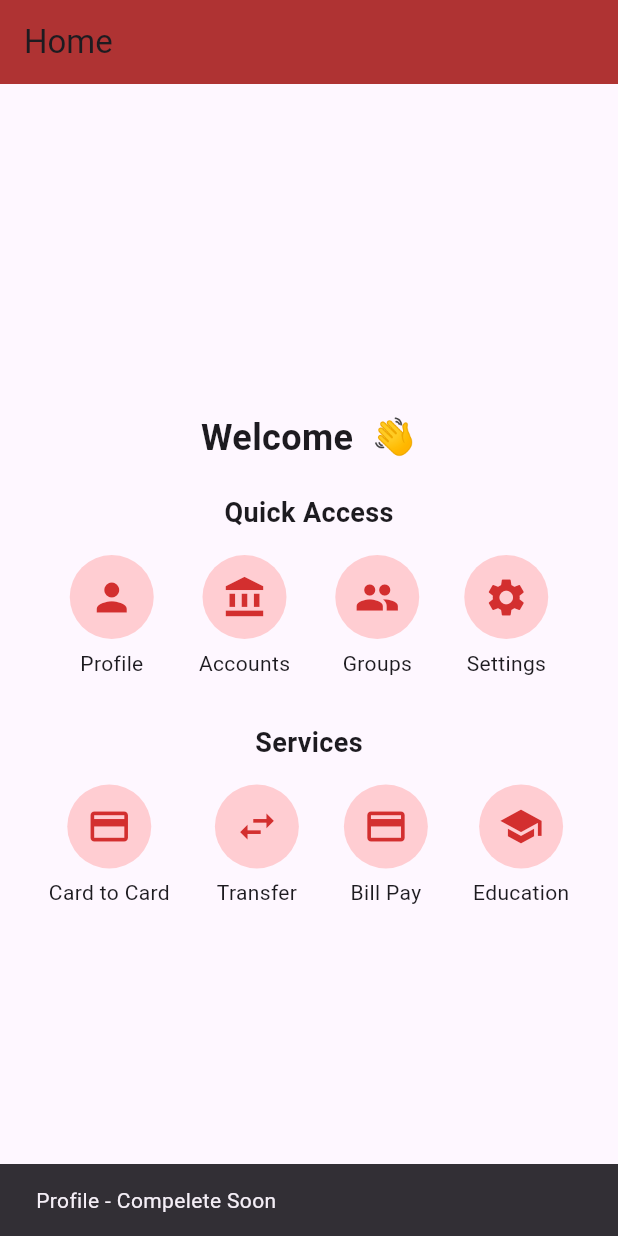
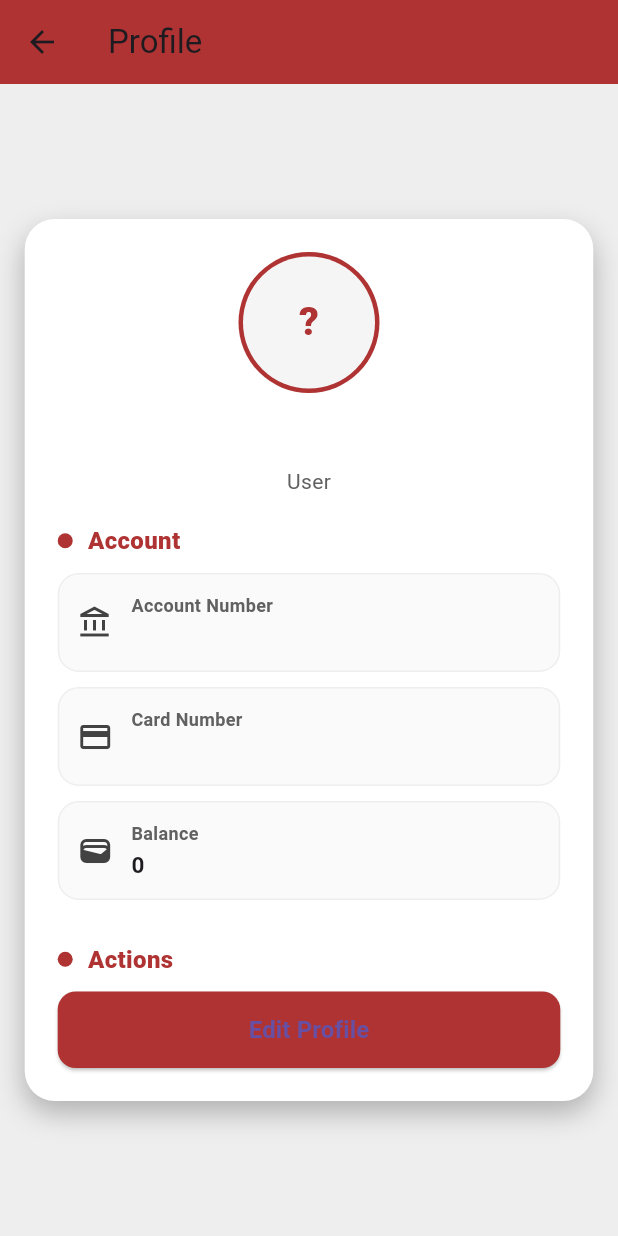
Before and after one commit to Asadipour84/AdvancedProgramming-Project-Flutter, a Flutter app: the HomePage screen opened directly with empty values, after a tap on "Profile", on a phone screen of 412 x 824 dp. Run offline on Flutter 3.47's test engine with Material 3 defaults, Android fonts, the phone set to English and light mode, and no system bars.

Commit message:
feat: introducing profile page

```diff
--- /dev/null
+++ b/lib/Profile_page.dart
@@ -0,0 +1,255 @@
+import 'package:flutter/material.dart';
+import 'Account_Icon.dart';
+
+class ProfilePage extends StatelessWidget {
+  final String userName;
+  final String? nationalCode;
+  final Account account;
+
+  const ProfilePage({
+    super.key,
+    required this.userName,
+    required this.account,
+    this.nationalCode,
+  });
+
+  static const Color kAccent = Color.fromARGB(255, 175, 51, 51);
+
+  @override
+  Widget build(BuildContext context) {
+    final size = MediaQuery.of(context).size;
+    final cardWidth = size.width * 0.92;
+
+    return Scaffold(
+      backgroundColor: Colors.grey[200],
+      appBar: AppBar(
+        title: const Text('Profile'),
+        backgroundColor: kAccent,
+      ),
+      body: Center(
+        child: SingleChildScrollView(
+          padding: const EdgeInsets.symmetric(vertical: 16),
+          child: ConstrainedBox(
+            constraints: const BoxConstraints(maxWidth: 420),
+            child: Container(
+              width: cardWidth,
+              padding: const EdgeInsets.all(22),
+              decoration: BoxDecoration(
+                color: Colors.white,
+                borderRadius: BorderRadius.circular(20),
+                boxShadow: const [
+                  BoxShadow(
+                    color: Colors.black26,
+                    blurRadius: 15,
+                    offset: Offset(0, 8),
+                  ),
+                ],
+              ),
+              child: Column(
+                mainAxisSize: MainAxisSize.min,
+                children: [
+                  _Header(userName: userName, nationalCode: nationalCode),
+                  const SizedBox(height: 18),
+
+                  _SectionTitle(title: "Account"),
+                  const SizedBox(height: 10),
+
+                  _InfoTile(
+                    icon: Icons.account_balance_outlined,
+                    label: "Account Number",
+                    value: account.Account_Number,
+                  ),
+                  _InfoTile(
+                    icon: Icons.credit_card_outlined,
+                    label: "Card Number",
+                    value: _formatCard(account.Card_Number),
+                  ),
+                  _InfoTile(
+                    icon: Icons.wallet_outlined,
+                    label: "Balance",
+                    value: _formatMoney(account.Balance),
+                  ),
+
+                  const SizedBox(height: 18),
+                  _SectionTitle(title: "Actions"),
+                  const SizedBox(height: 10),
+
+                  SizedBox(
+                    width: double.infinity,
+                    child: ElevatedButton(
+                      onPressed: () {
+                        ScaffoldMessenger.of(context).showSnackBar(
+                          const SnackBar(
+                            content: Text('Edit Profile - Complete Soon'),
+                            duration: Duration(seconds: 2),
+                          ),
+                        );
+                      },
+                      style: ElevatedButton.styleFrom(
+                        backgroundColor: kAccent,
+                        padding: const EdgeInsets.symmetric(vertical: 14),
+                        shape: RoundedRectangleBorder(
+                          borderRadius: BorderRadius.circular(12),
+                        ),
+                      ),
+                      child: const Text(
+                        'Edit Profile',
+                        style: TextStyle(fontSize: 16, fontWeight: FontWeight.bold),
+                      ),
+                    ),
+                  ),
+                ],
+              ),
+            ),
+          ),
+        ),
+      ),
+    );
+  }
+
+  String _formatMoney(double value) {
+    final s = value.toStringAsFixed(0);
+    final chars = s.split('').reversed.toList();
+    final out = <String>[];
+    for (int i = 0; i < chars.length; i++) {
+      out.add(chars[i]);
+      if ((i + 1) % 3 == 0 && i != chars.length - 1) out.add(',');
+    }
+    return out.reversed.join();
+  }
+
+  String _formatCard(String raw) {
+    final digits = raw.replaceAll(RegExp(r'\s+'), '');
+    if (digits.length != 16) return raw;
+    return "${digits.substring(0, 4)} ${digits.substring(4, 8)} ${digits.substring(8, 12)} ${digits.substring(12, 16)}";
+  }
+}
+
+class _Header extends StatelessWidget {
+  final String userName;
+  final String? nationalCode;
+
+  const _Header({required this.userName, required this.nationalCode});
+
+  static const Color kAccent = Color.fromARGB(255, 175, 51, 51);
+
+  @override
+  Widget build(BuildContext context) {
+    return Column(
+      children: [
+        Container(
+          padding: const EdgeInsets.all(3),
+          decoration: const BoxDecoration(color: kAccent, shape: BoxShape.circle),
+          child: CircleAvatar(
+            radius: 44,
+            backgroundColor: Colors.grey[100],
+            child: Text(
+              _initials(userName),
+              style: const TextStyle(
+                fontSize: 26,
+                fontWeight: FontWeight.w800,
+                color: kAccent,
+              ),
+            ),
+          ),
+        ),
+        const SizedBox(height: 12),
+        Text(
+          userName,
+          textAlign: TextAlign.center,
+          style: const TextStyle(fontSize: 22, fontWeight: FontWeight.bold),
+        ),
+        const SizedBox(height: 6),
+        Text(
+          (nationalCode == null || nationalCode!.trim().isEmpty)
+              ? "User"
+              : "ID: ${nationalCode!.trim()}",
+          style: TextStyle(color: Colors.grey[700], fontSize: 14),
+        ),
+      ],
+    );
+  }
+
+  String _initials(String name) {
+    final parts = name.trim().split(RegExp(r"\s+")).where((p) => p.isNotEmpty).toList();
+    if (parts.isEmpty) return "?";
+    if (parts.length == 1) return parts.first.substring(0, 1).toUpperCase();
+    return (parts[0].substring(0, 1) + parts[1].substring(0, 1)).toUpperCase();
+  }
+}
+
+class _SectionTitle extends StatelessWidget {
+  final String title;
+  const _SectionTitle({required this.title});
+
+  static const Color kAccent = Color.fromARGB(255, 175, 51, 51);
+
+  @override
+  Widget build(BuildContext context) {
+    return Row(
+      children: [
+        Container(
+          width: 10,
+          height: 10,
+          decoration: const BoxDecoration(color: kAccent, shape: BoxShape.circle),
+        ),
+        const SizedBox(width: 10),
+        Text(
+          title,
+          style: const TextStyle(
+            fontSize: 16,
+            fontWeight: FontWeight.w800,
+            color: kAccent,
+          ),
+        ),
+      ],
+    );
+  }
+}
+
+class _InfoTile extends StatelessWidget {
+  final IconData icon;
+  final String label;
+  final String value;
+
+  const _InfoTile({required this.icon, required this.label, required this.value});
+
+  @override
+  Widget build(BuildContext context) {
+    return Container(
+      margin: const EdgeInsets.only(bottom: 10),
+      padding: const EdgeInsets.symmetric(horizontal: 12, vertical: 12),
+      decoration: BoxDecoration(
+        color: Colors.grey[50],
+        borderRadius: BorderRadius.circular(14),
+        border: Border.all(color: Colors.grey.shade200),
+      ),
+      child: Row(
+        children: [
+          Icon(icon, color: Colors.grey[800]),
+          const SizedBox(width: 12),
+          Expanded(
+            child: Column(
+              crossAxisAlignment: CrossAxisAlignment.start,
+              children: [
+                Text(
+                  label,
+                  style: TextStyle(
+                    color: Colors.grey[700],
+                    fontSize: 12,
+                    fontWeight: FontWeight.w600,
+                  ),
+                ),
+                const SizedBox(height: 2),
+                Text(
+                  value,
+                  style: const TextStyle(fontSize: 15, fontWeight: FontWeight.w700),
+                ),
+              ],
+            ),
+          ),
+        ],
+      ),
+    );
+  }
+}
--- a/lib/home_page.dart
+++ b/lib/home_page.dart
@@ -2,6 +2,7 @@ import 'package:flutter/material.dart';
 import 'Account_Icon.dart';
 import 'Account_Icon_Page.dart';
 import 'Transfer_Page.dart' ;
+import 'Profile_page.dart';
 class HomePage extends StatelessWidget {
   final String userName;
   final Account account;
@@ -48,7 +49,18 @@ class HomePage extends StatelessWidget {
                   _QuickIcon(
                     icon: Icons.person,
                     title: 'Profile',
-                    onTap: () => _showComingSoon(context, 'Profile'),
+                    onTap: () => {
+                      Navigator.push(
+                        context,
+                        MaterialPageRoute(
+                          builder: (context) => ProfilePage(
+                            userName: userName,
+                            account: account,
+                            // nationalCode: ??? (optional, see below)
+                          ),
+                        ),
+                      ),
+                    },
                   ),
                   _QuickIcon(
                     icon: Icons.account_balance,
--- a/lib/main.dart
+++ b/lib/main.dart
@@ -15,7 +15,7 @@ class MyApp extends StatelessWidget {
         primaryColor: const Color.fromARGB(255, 175, 51, 51),
       ),
       debugShowCheckedModeBanner: false,
-      home: Login_Page(),
+      home: const LoginPage(),
     );
   }
 }
```
Also changed, not shown: 2 other files.
